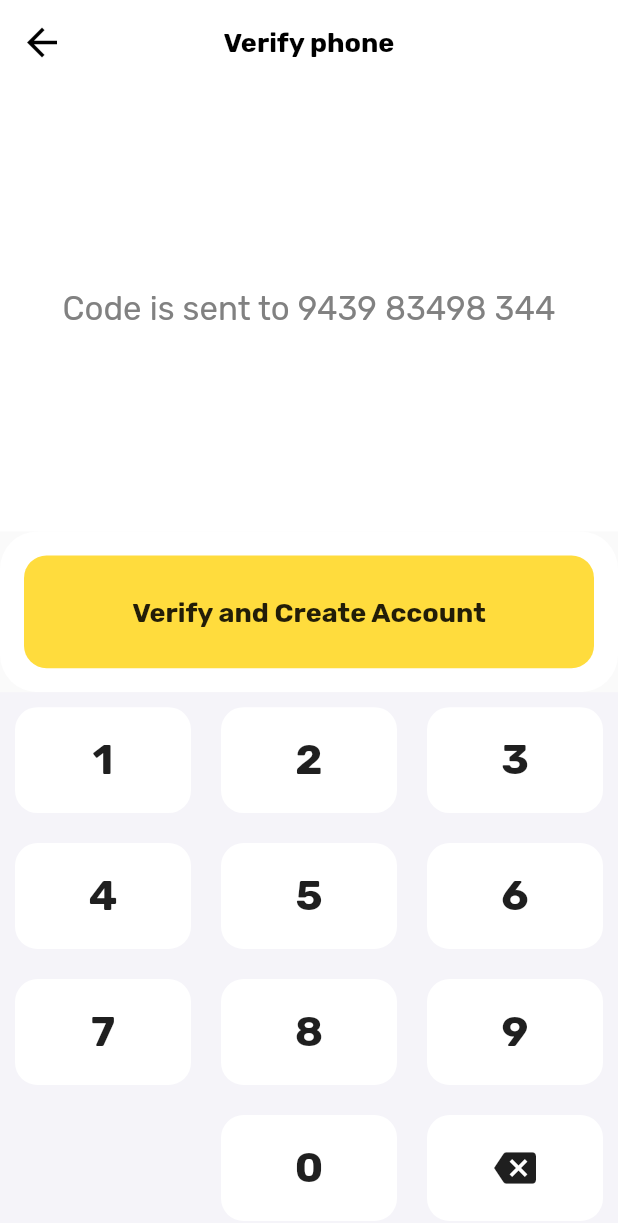
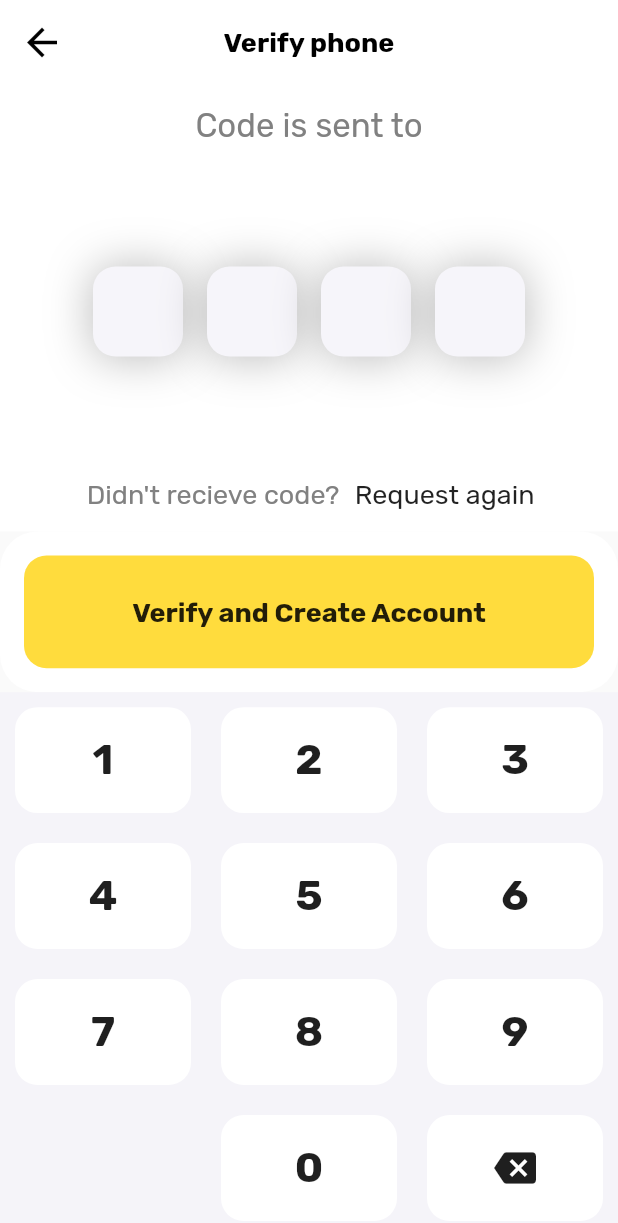
Before and after one commit to gerfagerfa/phone_verification, a Flutter app: the screen it shows after launch, after a tap on "Continue", on a phone screen of 412 x 824 dp. Shown: the top 1223 px of the screen. Run offline on Flutter 3.47's test engine with Material 2 defaults, Android fonts, the phone set to English and light mode, and no system bars; our stand-ins replace google_fonts.

Commit message:
finished ui

```diff
--- a/lib/continue_with_phone.dart
+++ b/lib/continue_with_phone.dart
@@ -8,6 +8,9 @@ class ContinueWithPhone extends StatefulWidget {
 }
 
 class _ContinueWithPhoneState extends State<ContinueWithPhone> {
+
+  String phoneNumber = "";
+
   @override
   Widget build(BuildContext context) {
     return Scaffold(
@@ -110,7 +113,7 @@ class _ContinueWithPhoneState extends State<ContinueWithPhone> {
                           ),
 
                           Text(
-                            "8 5987 564 77",
+                            phoneNumber,
                             style: TextStyle(
                               fontSize: 24,
                               fontWeight: FontWeight.bold,
@@ -126,7 +129,7 @@ class _ContinueWithPhoneState extends State<ContinueWithPhone> {
                         onTap: () {
                           Navigator.push(
                             context,
-                            MaterialPageRoute(builder: (context) => VerifyPhone()),
+                            MaterialPageRoute(builder: (context) => VerifyPhone(phoneNumber: phoneNumber)),
                           );
                         },
                         child: Container(
@@ -154,7 +157,18 @@ class _ContinueWithPhoneState extends State<ContinueWithPhone> {
               ),
             ),
 
-            NumericPad(),
+            NumericPad(
+              onNumberSelected: (value) {
+                setState(() {
+                  if(value != -1){
+                    phoneNumber = phoneNumber + value.toString();
+                  }
+                  else{
+                    phoneNumber = phoneNumber.substring(0, phoneNumber.length - 1);
+                  }
+                });
+              },
+            ),
 
           ],
         )
--- a/lib/numeric_pad.dart
+++ b/lib/numeric_pad.dart
@@ -1,6 +1,11 @@
 import 'package:flutter/material.dart';
 
 class NumericPad extends StatelessWidget {
+
+  final Function(int) onNumberSelected;
+
+  NumericPad({@required this.onNumberSelected});
+
   @override
   Widget build(BuildContext context) {
     return Container(
@@ -69,6 +74,10 @@ class NumericPad extends StatelessWidget {
 
   Widget buildNumber(int number) {
     return Expanded(
+      child: GestureDetector(
+        onTap: () {
+          onNumberSelected(number);
+        },
         child: Padding(
           padding: EdgeInsets.all(10),
           child: Container(
@@ -90,11 +99,16 @@ class NumericPad extends StatelessWidget {
             ),
           ),
         ),
+      ),
     );
   }
 
   Widget buildBackspace() {
     return Expanded(
+      child: GestureDetector(
+        onTap: () {
+          onNumberSelected(-1);
+        },
         child: Padding(
           padding: EdgeInsets.all(10),
           child: Container(
@@ -113,6 +127,7 @@ class NumericPad extends StatelessWidget {
             ),
           ),
         ),
+      ),
     );
   }
 
--- a/lib/verifty_phone.dart
+++ b/lib/verifty_phone.dart
@@ -2,11 +2,19 @@ import 'package:flutter/material.dart';
 import 'package:phone_verification/numeric_pad.dart';
 
 class VerifyPhone extends StatefulWidget {
+
+  final String phoneNumber;
+
+  VerifyPhone({@required this.phoneNumber});
+
   @override
   _VerifyPhoneState createState() => _VerifyPhoneState();
 }
 
 class _VerifyPhoneState extends State<VerifyPhone> {
+
+  String code = "";
+
   @override
   Widget build(BuildContext context) {
     return Scaffold(
@@ -50,7 +58,7 @@ class _VerifyPhoneState extends State<VerifyPhone> {
                     Padding(
                       padding: EdgeInsets.symmetric(vertical: 14),
                       child: Text(
-                        "Code is sent to 9439 83498 344",
+                        "Code is sent to " + widget.phoneNumber,
                         textAlign: TextAlign.center,
                         style: TextStyle(
                           fontSize: 22,
@@ -59,10 +67,56 @@ class _VerifyPhoneState extends State<VerifyPhone> {
                       ),
                     ),
 
+                    Expanded(
+                      child: Row(
+                        crossAxisAlignment: CrossAxisAlignment.center,
+                        mainAxisAlignment: MainAxisAlignment.center,
+                        children: <Widget>[
 
+                          buildCodeNumberBox(code.length > 0 ? code.substring(0, 1) : ""),
+                          buildCodeNumberBox(code.length > 1 ? code.substring(1, 2) : ""),
+                          buildCodeNumberBox(code.length > 2 ? code.substring(2, 3) : ""),
+                          buildCodeNumberBox(code.length > 3 ? code.substring(3, 4) : ""),
 
+                        ],
+                      ),
+                    ),
 
+                    Padding(
+                      padding: EdgeInsets.symmetric(vertical: 14),
+                      child: Row(
+                        mainAxisAlignment: MainAxisAlignment.center,
+                        children: <Widget>[
 
+                          Text(
+                            "Didn't recieve code? ",
+                            textAlign: TextAlign.center,
+                            style: TextStyle(
+                              fontSize: 18,
+                              color: Color(0xFF818181),
+                            ),
+                          ),
+
+                          SizedBox(
+                            width: 8,
+                          ),
+
+                          GestureDetector(
+                            onTap: () {
+                              print("Resend the code to the user");
+                            },
+                            child: Text(
+                              "Request again",
+                              textAlign: TextAlign.center,
+                              style: TextStyle(
+                                fontSize: 18,
+                              ),
+                            ),
+                          ),
+
+                        ],
+                      ),
+                    ),
                   ],
                 ),
               ),
@@ -82,6 +136,10 @@ class _VerifyPhoneState extends State<VerifyPhone> {
                   children: <Widget>[
 
                     Expanded(
+                      child: GestureDetector(
+                        onTap: () {
+                          print("Verify and Create Account");
+                        },
                         child: Container(
                           decoration: BoxDecoration(
                             color: Color(0xFFFFDC3D),
@@ -100,17 +158,69 @@ class _VerifyPhoneState extends State<VerifyPhone> {
                           ),
                         ),
                       ),
+                    ),
 
                   ],
                 ),
               ),
             ),
 
-            NumericPad(),
+            NumericPad(
+              onNumberSelected: (value) {
+                print(value);
+                setState(() {
+                  if(value != -1){
+                    if(code.length < 4){
+                      code = code + value.toString();
+                    }
+                  }
+                  else{
+                    code = code.substring(0, code.length - 1);
+                  }
+                  print(code);
+                });
+              },
+            ),
 
           ],
         )
       ),
     );
   }
+
+  Widget buildCodeNumberBox(String codeNumber) {
+    return Padding(
+      padding: EdgeInsets.symmetric(horizontal: 8),
+      child: SizedBox(
+        width: 60,
+        height: 60,
+        child: Container(
+          decoration: BoxDecoration(
+            color: Color(0xFFF6F5FA),
+            borderRadius: BorderRadius.all(
+              Radius.circular(15),
+            ),
+            boxShadow: <BoxShadow>[
+              BoxShadow(
+                  color: Colors.black26,
+                  blurRadius: 25.0,
+                  spreadRadius: 1,
+                  offset: Offset(0.0, 0.75)
+              )
+            ],
+          ),
+          child: Center(
+            child: Text(
+              codeNumber,
+              style: TextStyle(
+                fontSize: 22,
+                fontWeight: FontWeight.bold,
+                color: Color(0xFF1F1F1F),
+              ),
+            ),
+          ),
+        ),
+      ),
+    );
   }
+}
```
Lines whose indentation alone changed are shown as unchanged.
